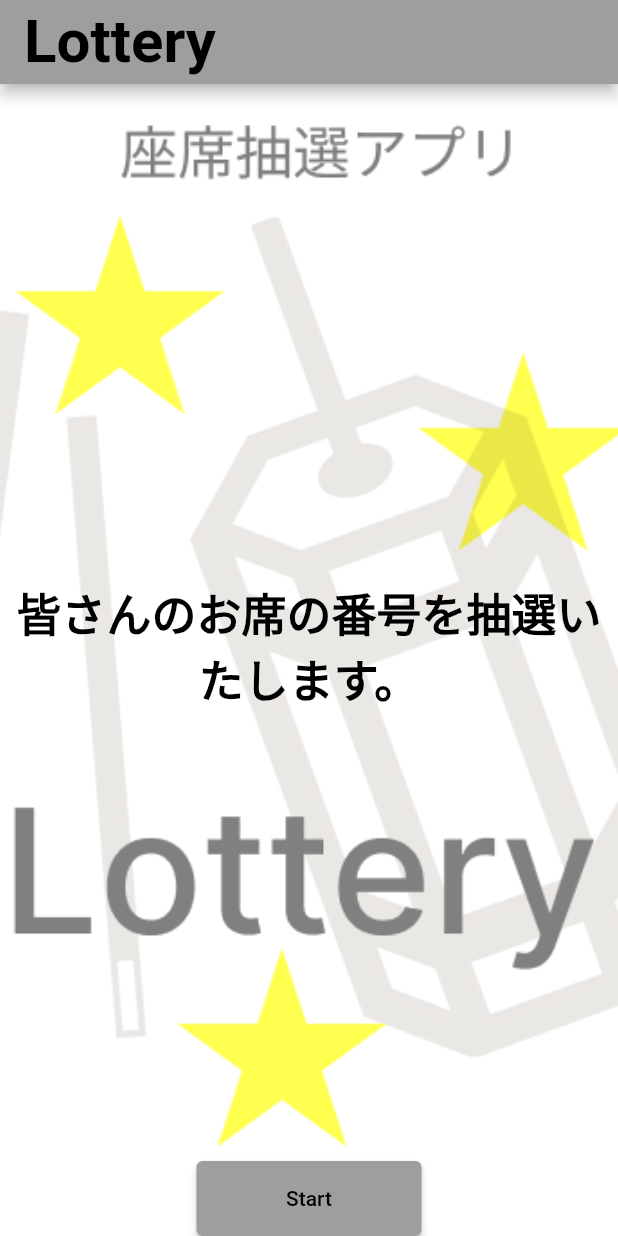
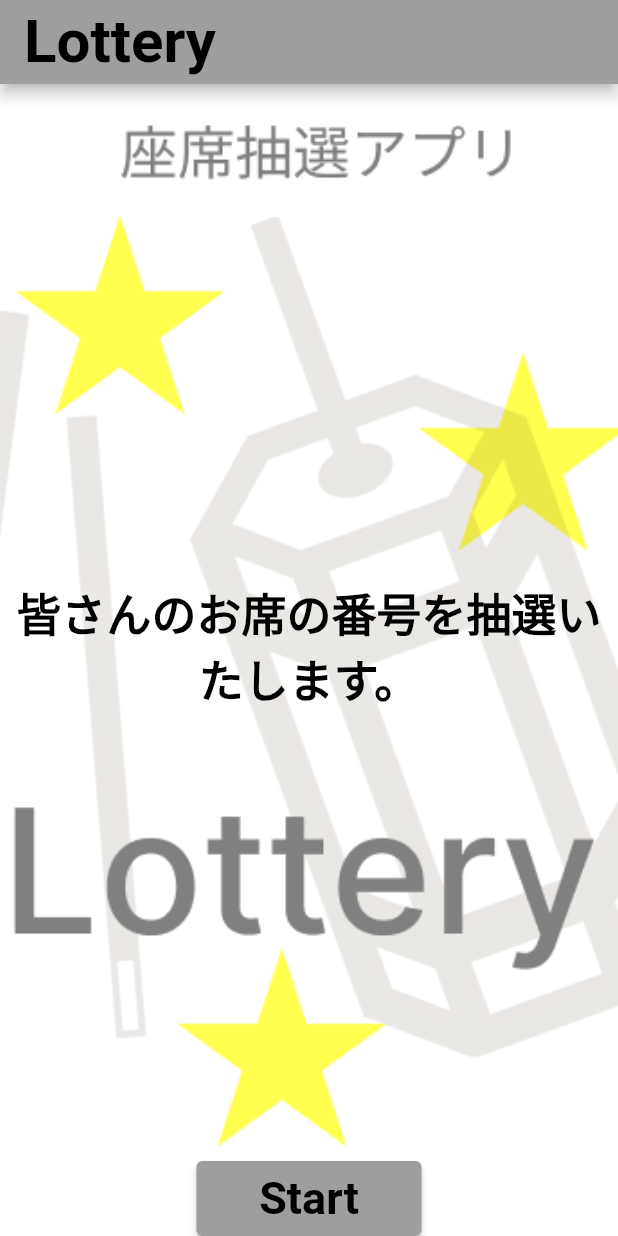
Before and after one commit to LeonAkai/Lottery, a Flutter app: the screen it shows after launch, on a phone screen of 412 x 824 dp. Run offline on Flutter 3.47's test engine with Material 2 defaults, Android fonts, the phone set to English and light mode, and no system bars.

```diff
--- a/lib/home_screen.dart
+++ b/lib/home_screen.dart
@@ -1,5 +1,6 @@
 import 'package:flutter/material.dart';
 import 'random_name_picker.dart';
+
 //
 class HomeScreen extends StatelessWidget {
   @override
@@ -45,7 +46,13 @@ class HomeScreen extends StatelessWidget {
                     MaterialPageRoute(builder: (context) => RandomNamePicker()),
                   );
                 },
-                child: Text('Start'),
+                child: Text(
+                  'Start',
+                  style: TextStyle(
+                    fontSize: 30,
+                    fontWeight: FontWeight.bold,
+                  ),
+                ),
                 style: ButtonStyle(
                   minimumSize: MaterialStateProperty.all(Size(150, 50)),
                 ),
--- a/lib/main.dart
+++ b/lib/main.dart
@@ -1,6 +1,6 @@
 import 'package:flutter/material.dart';
 import 'home_screen.dart';
-
+//
 void main() => runApp(MyApp());
 
 class MyApp extends StatelessWidget {
```
